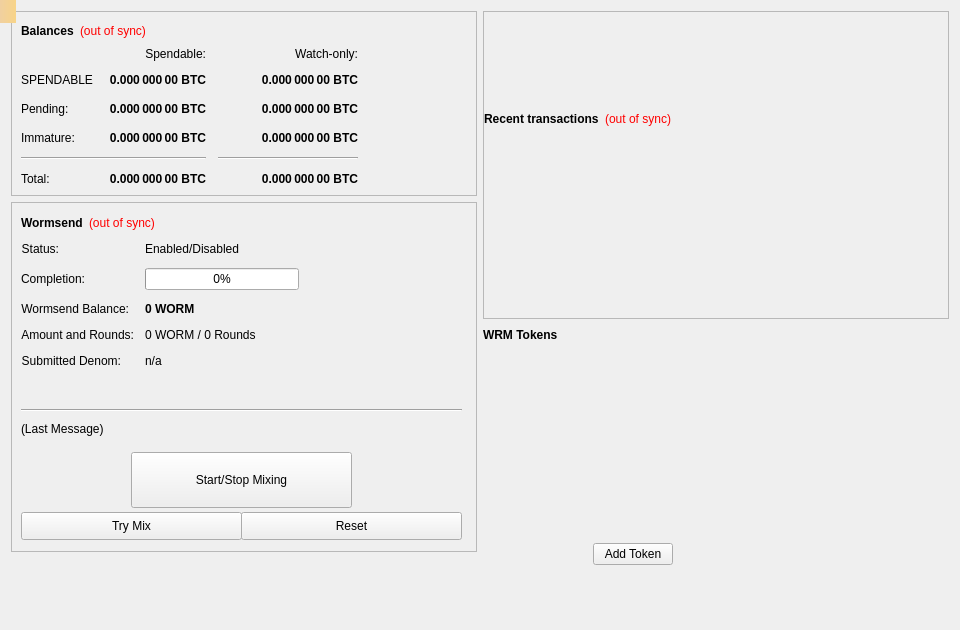
Old version of the form src/qt/forms/overviewpage.ui in the repository WalletBuilding/WORM.
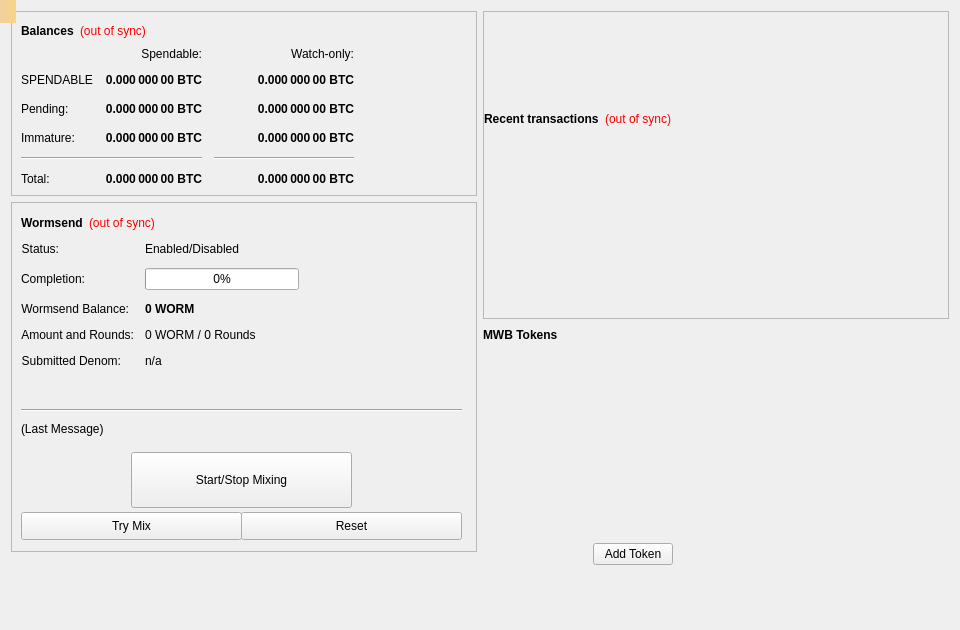
New version of the form. Custom widgets are drawn as their Qt base class.

What changed in the file:
```diff
--- a/src/qt/forms/overviewpage.ui
+++ b/src/qt/forms/overviewpage.ui
@@ -309,7 +309,7 @@
             <item row="1" column="0">
              <widget class="QLabel" name="labelBalanceText">
               <property name="text">
-               <string>SPENDABLE </string>
+               <string>SPENDABLE</string>
               </property>
              </widget>
             </item>
@@ -1310,7 +1310,7 @@
             </font>
            </property>
            <property name="text">
-            <string>WRM Tokens</string>
+            <string>MWB Tokens</string>
            </property>
            <property name="leftMargin" stdset="0">
             <number>0</number>
```
